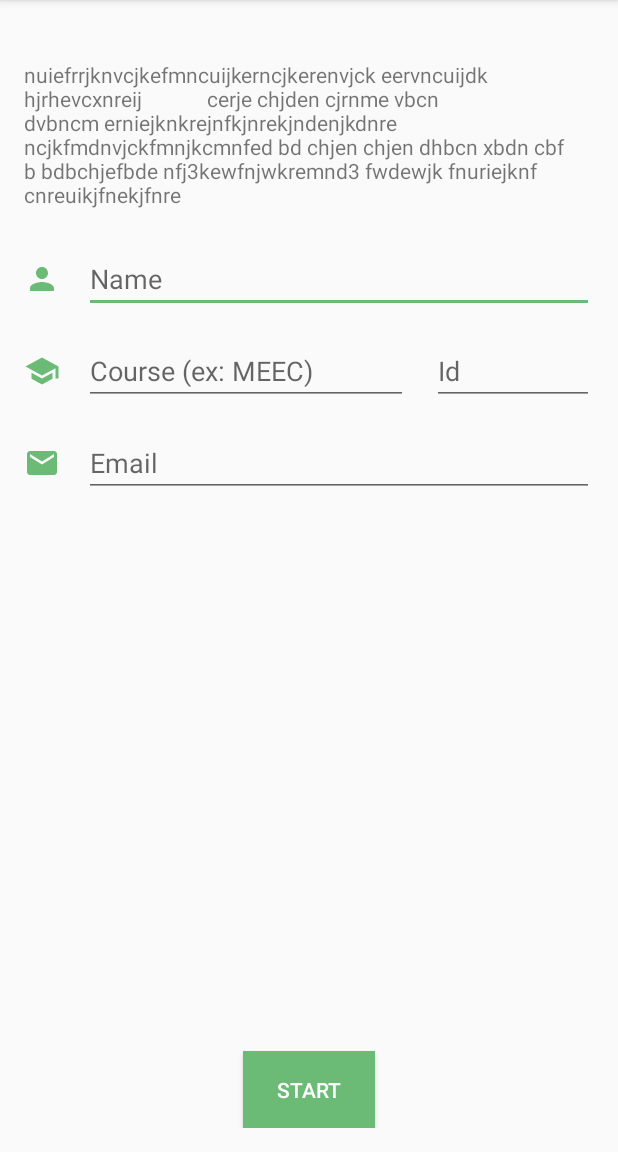
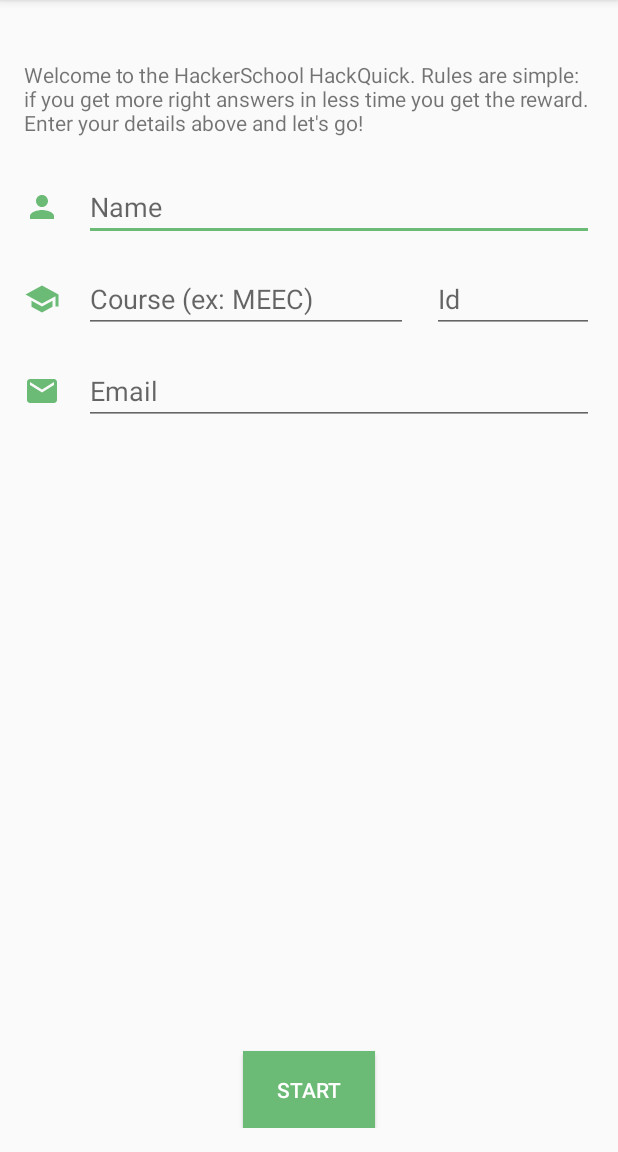
Before and after one commit to vascocandeias/HackQuiz, an Android app: the screen it shows after launch (LoginActivity), on a phone screen of 412 x 824 dp, the part 84-1236 px from its top. Run offline under Robolectric (Android 15) with nearby library versions, the phone set to English and light mode, and no system bars; our stand-ins replace Volley.

Commit message:
Fully functional

```diff
--- a/app/src/main/AndroidManifest.xml
+++ b/app/src/main/AndroidManifest.xml
@@ -22,7 +22,8 @@
                 <category android:name="android.intent.category.LAUNCHER" />
             </intent-filter>
         </activity>
-        <activity android:name=".QuestionActivity"></activity>
+        <activity android:name=".QuestionActivity" />
+        <activity android:name=".SubmitActivity"></activity>
     </application>
 
 </manifest>
--- a/app/src/main/java/com/hackerschool/hackquiz/LoginActivity.java
+++ b/app/src/main/java/com/hackerschool/hackquiz/LoginActivity.java
@@ -1,11 +1,15 @@
 package com.hackerschool.hackquiz;
 
 import android.content.Intent;
+import android.os.Handler;
 import android.support.v7.app.AppCompatActivity;
 import android.os.Bundle;
+import android.util.Log;
 import android.view.View;
 import android.widget.Button;
 import android.widget.EditText;
+import android.widget.ImageView;
+import android.widget.TextView;
 import android.widget.Toast;
 
 import com.android.volley.Request;
@@ -30,9 +34,12 @@ public class LoginActivity extends AppCompatActivity {
     private EditText mEditTextCourse;
     private EditText mEditTextId;
     private EditText mEditTextMail;
-    private RequestQueue mQueue = Volley.newRequestQueue(this);
-    private int mPlayerCode = 1;
-    private boolean canPlay = false;
+    private TextView mTextViewPlayer;
+
+    private RequestQueue mQueue;
+    private int mPlayerCode = 0;
+    private int canPlay = 0;
+    Button buttonLogin;
 
     @Override
     protected void onCreate(Bundle savedInstanceState) {
@@ -43,7 +50,10 @@ public class LoginActivity extends AppCompatActivity {
         mEditTextCourse = findViewById(R.id.login_course);
         mEditTextId = findViewById(R.id.login_id);
         mEditTextMail = findViewById(R.id.login_mail);
-        Button buttonLogin = findViewById(R.id.login_button);
+        mTextViewPlayer = findViewById(R.id.you_are);
+
+        mQueue = Volley.newRequestQueue(this);
+        buttonLogin = findViewById(R.id.login_button);
         buttonLogin.setOnClickListener(new View.OnClickListener(){
             @Override
             public void onClick(View v) {
@@ -54,7 +64,7 @@ public class LoginActivity extends AppCompatActivity {
 
     private void submitLogin(){
 
-        String paramUrl = R.string.URL + "/index";
+        String paramUrl = getString(R.string.URL) + "/index";
 
         final StringRequest requestIndex = new StringRequest (Request.Method.POST, paramUrl,
                 new Response.Listener<String>() {
@@ -63,7 +73,7 @@ public class LoginActivity extends AppCompatActivity {
                         try{
                             Scanner scanner = new Scanner(response);
                             mPlayerCode = scanner.nextInt();
-                          //  Toast.makeText(getApplicationContext(),String.valueOf(mPlayerCode),Toast.LENGTH_SHORT).show();
+                            Toast.makeText(getApplicationContext(),String.valueOf(mPlayerCode),Toast.LENGTH_SHORT).show();
                         }catch (Exception e){
                             // TODO: erroor
                         }
@@ -92,24 +102,46 @@ public class LoginActivity extends AppCompatActivity {
 
     private void changeActivity(){
 
-        // TODO: dizer quem é. You're player number X get ready
+        if(mPlayerCode == 0){
+            Toast.makeText(getApplicationContext(),"You cannot play, wait for your turn",Toast.LENGTH_SHORT).show();
+            return;
+        }
+
+
+        hideEverything();
+
+        mTextViewPlayer.setText("You are player number " + mPlayerCode);
+        mTextViewPlayer.setVisibility(View.VISIBLE);
+
+        Handler h = new Handler();
+
+        h.postDelayed(new Runnable() {
+
+            @Override
+            public void run() {
 
                 switch (mPlayerCode){
-            case 0 : // TODO: can't play. reload app
-                break;
                     case 1 :
+                        mTextViewPlayer.setVisibility(View.GONE);
+                        findViewById(R.id.loading).setVisibility(View.VISIBLE);
                         tryAgain();
                         break;
                     case 2 :
                         Intent intent = new Intent(getApplicationContext(), QuestionActivity.class);
+                        intent.putExtra("id", mPlayerCode);
                         startActivity(intent);
                         break;
                 }
+
+            }
+        }, 2000);
     }
 
     private void tryAgain(){
 
-        String loadingUrl = R.string.URL + "/wait";
+        String loadingUrl = getString(R.string.URL) + "/wait";
+
+        Toast.makeText(getApplicationContext(),"Trying",Toast.LENGTH_SHORT).show();
 
         final StringRequest requestWait = new StringRequest(Request.Method.GET, loadingUrl,
                 new Response.Listener<String>() {
@@ -117,10 +149,13 @@ public class LoginActivity extends AppCompatActivity {
                     public void onResponse(String response) {
 
                         Scanner scanner = new Scanner(response);
-                        canPlay = scanner.nextBoolean();
+                        canPlay = scanner.nextInt();
 
-                        if(canPlay){
+                        Toast.makeText(getApplicationContext(),String.valueOf(canPlay),Toast.LENGTH_SHORT).show();
+
+                        if(canPlay == 1){
                             Intent intent = new Intent(getApplicationContext(), QuestionActivity.class);
+                            intent.putExtra("id", mPlayerCode);
                             startActivity(intent);
                         } else {
                             tryAgain();
@@ -135,57 +170,8 @@ public class LoginActivity extends AppCompatActivity {
         mQueue.add(requestWait);
     }
 
-
-
-
-
-/* //version where we get the questions
-    private void submitLogin(){
-
-        String postUrl = URL + "/PlayerInformation";
-
-        final JsonArrayRequest request = new JsonArrayRequest(Request.Method.POST, postUrl, null,
-                new Response.Listener<JSONArray>() {
-                @Override
-                public void onResponse(JSONArray response) {
-
-                    try {
-                        for (int i = 0; i < response.length(); i++){
-
-                            JSONObject questionDetails = response.getJSONObject(i);
-
-                            String question = questionDetails.getString("question");
-                            String answer1 = questionDetails.getString("answer1");
-                            String answer2 = questionDetails.getString("answer2");
-                            String answer3 = questionDetails.getString("answer3");
-                            String answer4 = questionDetails.getString("answer4");
-                            int correctAnswer = questionDetails.getInt("correct_answer");
-
-                        }
-                    } catch (JSONException e) {
-                        e.printStackTrace();
+    private void hideEverything(){
+        findViewById(R.id.everything).setVisibility(View.GONE);
+        buttonLogin.setVisibility(View.GONE);
     }
 }
-        }, new Response.ErrorListener() {
-            @Override
-            public void onErrorResponse(VolleyError error) {
-                error.printStackTrace();
-            }
-        }){
-            @Override
-            protected Map<String, String> getParams() {
-                Map<String,String> loginInfo = new HashMap<>();
-                loginInfo.put("name", mEditTextName.getText().toString());
-                loginInfo.put("course", mEditTextCourse.getText().toString());
-                loginInfo.put("id", mEditTextId.getText().toString());
-                loginInfo.put("mail", mEditTextMail.getText().toString());
-                return loginInfo;
-            }
-        };
-
-        mQueue.add(request);
-    }
-    */
-
-
-}
--- a/app/src/main/res/layout/activity_login.xml
+++ b/app/src/main/res/layout/activity_login.xml
@@ -11,15 +11,13 @@
         android:layout_width="match_parent"
         android:layout_height="match_parent"
         android:orientation="vertical"
-        android:paddingTop="24dp">
+        android:paddingTop="24dp"
+        android:id="@+id/everything">
 
         <TextView
             android:layout_width="wrap_content"
             android:layout_height="wrap_content"
-            android:text="nuiefrrjknvcjkefmncuijkerncjkerenvjck eervncuijdk hjrhevcxnreij
-            cerje chjden cjrnme vbcn dvbncm erniejknkrejnfkjnrekjndenjkdnre
-            ncjkfmdnvjckfmnjkcmnfed bd chjen chjen dhbcn xbdn cbf b bdbchjefbde nfj3kewfnjwkremnd3 fwdewjk fnuriejknf
-            cnreuikjfnekjfnre" />
+            android:text="@string/welcome_text" />
 
         <LinearLayout
             android:layout_width="match_parent"
@@ -33,6 +31,7 @@
                 android:layout_height="wrap_content"
                 android:layout_gravity="center_vertical"
                 android:contentDescription="@string/person_icon"
+                android:id="@+id/person_icon"
                 android:src="@drawable/ic_person_black_24dp" />
 
             <EditText
@@ -109,6 +108,40 @@
 
     </LinearLayout>
 
+    <TextView
+        android:layout_width="wrap_content"
+        android:layout_height="wrap_content"
+        android:layout_centerInParent="true"
+        android:textSize="24sp"
+        android:visibility="invisible"
+        android:id="@+id/you_are"
+         />
+
+    <RelativeLayout
+        android:layout_width="match_parent"
+        android:layout_height="match_parent"
+        android:id="@+id/loading"
+        android:orientation="vertical"
+        android:visibility="invisible">
+
+        <ProgressBar
+            android:layout_width="wrap_content"
+            android:layout_height="wrap_content"
+            android:layout_centerHorizontal="true"
+            android:layout_centerVertical="true"
+            android:indeterminate="true"
+            android:id="@+id/progress"/>
+
+        <TextView
+            android:layout_width="wrap_content"
+            android:layout_height="wrap_content"
+            android:text="Waiting for player number 2..."
+            android:layout_centerHorizontal="true"
+            android:layout_marginTop="8dp"
+            android:layout_below="@+id/progress"/>
+
+    </RelativeLayout>
+
     <Button
         android:layout_width="wrap_content"
         android:layout_height="wrap_content"
--- a/app/src/main/res/layout/activity_question.xml
+++ b/app/src/main/res/layout/activity_question.xml
@@ -45,5 +45,10 @@
         android:tag="3"
         android:id="@+id/answer4" />
 
+    <TextView
+        android:layout_width="match_parent"
+        android:layout_height="wrap_content"
+        android:padding="20dp"
+        android:id="@+id/time" />
 
 </LinearLayout>
--- a/app/src/main/res/values/strings.xml
+++ b/app/src/main/res/values/strings.xml
@@ -9,4 +9,5 @@
     <string name="student_icon">Student icon</string>
     <string name="mail_icon">Mail icon</string>
     <string name="URL">http://hackerschool.io:8080</string>
+    <string name="welcome_text">Welcome to the HackerSchool HackQuick. Rules are simple: if you get more right answers in less time you get the reward. Enter your details above and let\'s go!</string>
 </resources>
```
Also changed, not shown: app/src/main/java/com/hackerschool/hackquiz/QuestionActivity.java (+54 -8 lines), app/src/main/java/com/hackerschool/hackquiz/SubmitActivity.java (added, +76 -0 lines), app/src/main/res/layout/activity_submit.xml (added, +32 -0 lines). Lines whose indentation alone changed are shown as unchanged.
